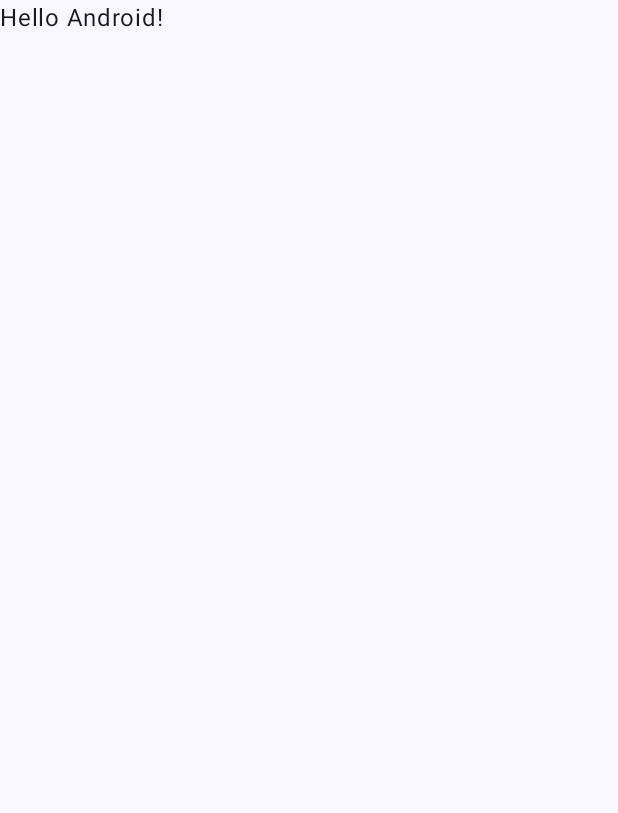
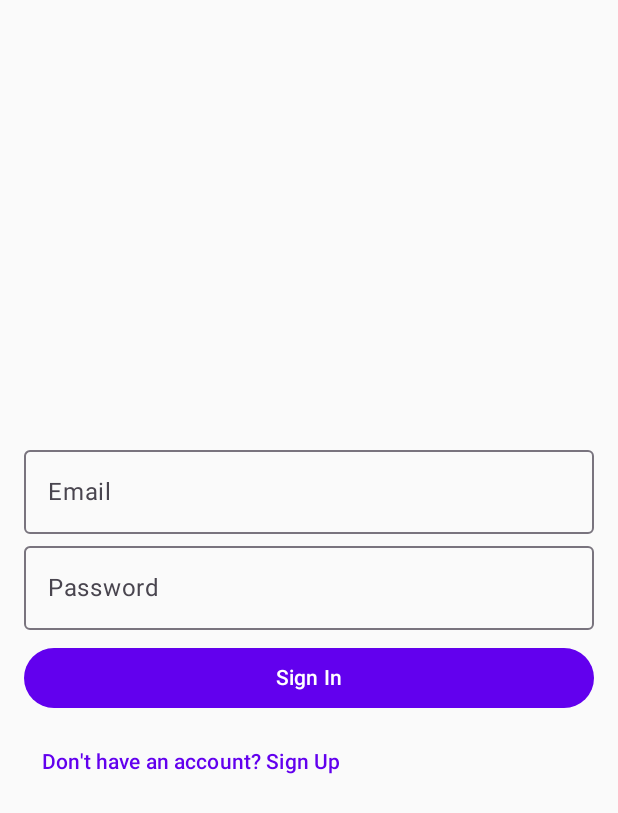
Before and after one commit to amrogad/ZeroChat, an Android app built with Jetpack Compose: the screen it shows after launch (MainActivity), on a phone screen of 412 x 824 dp. Before the commit the part shown is almost empty. Shown: the top 813 px of the screen. Run offline under Robolectric (Android 15) with nearby library versions, the phone set to English and light mode, and no system bars; our stand-ins replace Firebase (no records; nobody signed in at launch, a user with empty details on screens opened directly).

```diff
--- a/app/build.gradle.kts
+++ b/app/build.gradle.kts
@@ -11,7 +11,7 @@ android {
 
     defaultConfig {
         applicationId = "com.amrogad.zerochat"
-        minSdk = 21
+        minSdk = 23
         targetSdk = 34
         versionCode = 1
         versionName = "1.0"
@@ -61,6 +61,8 @@ dependencies {
     implementation(libs.androidx.ui.graphics)
     implementation(libs.androidx.ui.tooling.preview)
     implementation(libs.androidx.material3)
+    implementation(libs.firebase.auth.ktx)
+    implementation(libs.firebase.firestore.ktx)
     testImplementation(libs.junit)
     androidTestImplementation(libs.androidx.junit)
     androidTestImplementation(libs.androidx.espresso.core)
--- a/app/src/main/java/com/amrogad/zerochat/MainActivity.kt
+++ b/app/src/main/java/com/amrogad/zerochat/MainActivity.kt
@@ -1,47 +1,27 @@
 package com.amrogad.zerochat
-
+import ChatScreen
 import android.os.Bundle
 import androidx.activity.ComponentActivity
 import androidx.activity.compose.setContent
-import androidx.activity.enableEdgeToEdge
-import androidx.compose.foundation.layout.fillMaxSize
-import androidx.compose.foundation.layout.padding
-import androidx.compose.material3.Scaffold
-import androidx.compose.material3.Text
-import androidx.compose.runtime.Composable
-import androidx.compose.ui.Modifier
-import androidx.compose.ui.tooling.preview.Preview
-import com.amrogad.zerochat.ui.theme.ZeroChatTheme
+import androidx.compose.runtime.*
+import com.amrogad.zerochat.ui.theme.ChatAppTheme
+import ui.AuthScreen
+import viewmodel.AuthViewModel
 
 class MainActivity : ComponentActivity() {
     override fun onCreate(savedInstanceState: Bundle?) {
         super.onCreate(savedInstanceState)
-        enableEdgeToEdge()
         setContent {
-            ZeroChatTheme {
-                Scaffold(modifier = Modifier.fillMaxSize()) { innerPadding ->
-                    Greeting(
-                        name = "Android",
-                        modifier = Modifier.padding(innerPadding)
-                    )
+            ChatAppTheme {
+                val authViewModel: AuthViewModel = AuthViewModel()
+                var isAuthenticated by remember { mutableStateOf(authViewModel.isLoggedIn()) }
+
+                if (isAuthenticated) {
+                    ChatScreen()
+                } else {
+                    AuthScreen(onAuthSuccess = { isAuthenticated = true })
                 }
             }
         }
     }
 }
-
-@Composable
-fun Greeting(name: String, modifier: Modifier = Modifier) {
-    Text(
-        text = "Hello $name!",
-        modifier = modifier
-    )
-}
-
-@Preview(showBackground = true)
-@Composable
-fun GreetingPreview() {
-    ZeroChatTheme {
-        Greeting("Android")
-    }
-}
--- a/app/src/main/java/com/amrogad/zerochat/ui/theme/Color.kt
+++ b/app/src/main/java/com/amrogad/zerochat/ui/theme/Color.kt
@@ -2,10 +2,7 @@ package com.amrogad.zerochat.ui.theme
 
 import androidx.compose.ui.graphics.Color
 
-val Purple80 = Color(0xFFD0BCFF)
-val PurpleGrey80 = Color(0xFFCCC2DC)
-val Pink80 = Color(0xFFEFB8C8)
-
-val Purple40 = Color(0xFF6650a4)
-val PurpleGrey40 = Color(0xFF625b71)
-val Pink40 = Color(0xFF7D5260)
+val Purple200 = Color(0xFFBB86FC)
+val Purple500 = Color(0xFF6200EE)
+val Purple700 = Color(0xFF3700B3)
+val Teal200 = Color(0xFF03DAC5)
--- a/app/src/main/java/com/amrogad/zerochat/ui/theme/Theme.kt
+++ b/app/src/main/java/com/amrogad/zerochat/ui/theme/Theme.kt
@@ -1,57 +1,32 @@
 package com.amrogad.zerochat.ui.theme
-
-import android.app.Activity
-import android.os.Build
 import androidx.compose.foundation.isSystemInDarkTheme
 import androidx.compose.material3.MaterialTheme
 import androidx.compose.material3.darkColorScheme
-import androidx.compose.material3.dynamicDarkColorScheme
-import androidx.compose.material3.dynamicLightColorScheme
 import androidx.compose.material3.lightColorScheme
 import androidx.compose.runtime.Composable
-import androidx.compose.ui.platform.LocalContext
 
-private val DarkColorScheme = darkColorScheme(
-    primary = Purple80,
-    secondary = PurpleGrey80,
-    tertiary = Pink80
+private val DarkColorPalette = darkColorScheme(
+    primary = Purple200,
+    primaryContainer = Purple700,
+    secondary = Teal200
 )
 
-private val LightColorScheme = lightColorScheme(
-    primary = Purple40,
-    secondary = PurpleGrey40,
-    tertiary = Pink40
-
-    /* Other default colors to override
-    background = Color(0xFFFFFBFE),
-    surface = Color(0xFFFFFBFE),
-    onPrimary = Color.White,
-    onSecondary = Color.White,
-    onTertiary = Color.White,
-    onBackground = Color(0xFF1C1B1F),
-    onSurface = Color(0xFF1C1B1F),
-    */
+private val LightColorPalette = lightColorScheme(
+    primary = Purple500,
+    primaryContainer = Purple700,
+    secondary = Teal200
 )
 
 @Composable
-fun ZeroChatTheme(
-    darkTheme: Boolean = isSystemInDarkTheme(),
-    // Dynamic color is available on Android 12+
-    dynamicColor: Boolean = true,
-    content: @Composable () -> Unit
-) {
-    val colorScheme = when {
-        dynamicColor && Build.VERSION.SDK_INT >= Build.VERSION_CODES.S -> {
-            val context = LocalContext.current
-            if (darkTheme) dynamicDarkColorScheme(context) else dynamicLightColorScheme(context)
-        }
-
-        darkTheme -> DarkColorScheme
-        else -> LightColorScheme
+fun ChatAppTheme(darkTheme: Boolean = isSystemInDarkTheme(), content: @Composable () -> Unit) {
+    val colors = if (darkTheme) {
+        DarkColorPalette
+    } else {
+        LightColorPalette
     }
 
     MaterialTheme(
-        colorScheme = colorScheme,
+        colorScheme = colors,
         typography = Typography,
         content = content
     )
--- a/app/src/main/java/com/amrogad/zerochat/ui/theme/Type.kt
+++ b/app/src/main/java/com/amrogad/zerochat/ui/theme/Type.kt
@@ -1,34 +1,4 @@
 package com.amrogad.zerochat.ui.theme
+import androidx.compose.material3.Typography
 
-import androidx.compose.material3.Typography
-import androidx.compose.ui.text.TextStyle
-import androidx.compose.ui.text.font.FontFamily
-import androidx.compose.ui.text.font.FontWeight
-import androidx.compose.ui.unit.sp
-
-// Set of Material typography styles to start with
-val Typography = Typography(
-    bodyLarge = TextStyle(
-        fontFamily = FontFamily.Default,
-        fontWeight = FontWeight.Normal,
-        fontSize = 16.sp,
-        lineHeight = 24.sp,
-        letterSpacing = 0.5.sp
-    )
-    /* Other default text styles to override
-    titleLarge = TextStyle(
-        fontFamily = FontFamily.Default,
-        fontWeight = FontWeight.Normal,
-        fontSize = 22.sp,
-        lineHeight = 28.sp,
-        letterSpacing = 0.sp
-    ),
-    labelSmall = TextStyle(
-        fontFamily = FontFamily.Default,
-        fontWeight = FontWeight.Medium,
-        fontSize = 11.sp,
-        lineHeight = 16.sp,
-        letterSpacing = 0.5.sp
-    )
-    */
-)
+val Typography = Typography()
--- /dev/null
+++ b/app/src/main/java/ui/AuthScreen.kt
@@ -0,0 +1,75 @@
+package ui
+import androidx.compose.foundation.layout.*
+import androidx.compose.material3.Button
+import androidx.compose.material3.MaterialTheme
+import androidx.compose.material3.OutlinedTextField
+import androidx.compose.material3.Text
+import androidx.compose.material3.TextButton
+import androidx.compose.runtime.*
+import androidx.compose.ui.Modifier
+import androidx.compose.ui.unit.dp
+import viewmodel.AuthViewModel
+
+
+@Composable
+fun AuthScreen(onAuthSuccess: () -> Unit) {
+    val authViewModel: AuthViewModel = AuthViewModel()
+    var email by remember { mutableStateOf("") }
+    var password by remember { mutableStateOf("") }
+    var isSignUp by remember { mutableStateOf(false) }
+    var isError by remember { mutableStateOf(false) }
+
+    if (authViewModel.isLoggedIn()) {
+        onAuthSuccess()
+    }
+
+    Column(
+        modifier = Modifier.fillMaxSize().padding(16.dp),
+        verticalArrangement = Arrangement.Center
+    ) {
+        OutlinedTextField(
+            value = email,
+            onValueChange = { email = it },
+            modifier = Modifier.fillMaxWidth(),
+            label = { Text("Email") }
+        )
+        OutlinedTextField(
+            value = password,
+            onValueChange = { password = it },
+            modifier = Modifier.fillMaxWidth(),
+            label = { Text("Password") }
+        )
+        Spacer(modifier = Modifier.height(8.dp))
+        Button(
+            onClick = {
+                if (isSignUp) {
+                    authViewModel.signUp(email, password) { success ->
+                        if (success) {
+                            onAuthSuccess()
+                        } else {
+                            isError = true
+                        }
+                    }
+                } else {
+                    authViewModel.signIn(email, password) { success ->
+                        if (success) {
+                            onAuthSuccess()
+                        } else {
+                            isError = true
+                        }
+                    }
+                }
+            },
+            modifier = Modifier.fillMaxWidth()
+        ) {
+            Text(if (isSignUp) "Sign Up" else "Sign In")
+        }
+        Spacer(modifier = Modifier.height(8.dp))
+        TextButton(onClick = { isSignUp = !isSignUp }) {
+            Text(if (isSignUp) "Already have an account? Sign In" else "Don't have an account? Sign Up")
+        }
+        if (isError) {
+            Text("Authentication failed", color = MaterialTheme.colorScheme.error)
+        }
+    }
+}
--- a/gradle/libs.versions.toml
+++ b/gradle/libs.versions.toml
@@ -8,6 +8,9 @@ espressoCore = "3.5.1"
 lifecycleRuntimeKtx = "2.6.1"
 activityCompose = "1.8.0"
 composeBom = "2023.08.00"
+firebaseAuthKtx = "23.0.0"
+firebaseFirestoreKtx = "25.0.0"
+material3Android = "1.2.1"
 
 [libraries]
 androidx-core-ktx = { group = "androidx.core", name = "core-ktx", version.ref = "coreKtx" }
@@ -24,6 +27,8 @@ androidx-ui-tooling-preview = { group = "androidx.compose.ui", name = "ui-toolin
 androidx-ui-test-manifest = { group = "androidx.compose.ui", name = "ui-test-manifest" }
 androidx-ui-test-junit4 = { group = "androidx.compose.ui", name = "ui-test-junit4" }
 androidx-material3 = { group = "androidx.compose.material3", name = "material3" }
+firebase-auth-ktx = { group = "com.google.firebase", name = "firebase-auth-ktx", version.ref = "firebaseAuthKtx" }
+firebase-firestore-ktx = { group = "com.google.firebase", name = "firebase-firestore-ktx", version.ref = "firebaseFirestoreKtx" }
 
 [plugins]
 android-application = { id = "com.android.application", version.ref = "agp" }
```
Also changed, not shown: app/src/main/java/model/ChatMessage.kt (added, +8 -0 lines), app/src/main/java/ui/ChatScreen.kt (added, +45 -0 lines), app/src/main/java/viewmodel/AuthViewModel.kt (added, +34 -0 lines), app/src/main/java/viewmodel/ChatViewModel.kt (added, +36 -0 lines).
